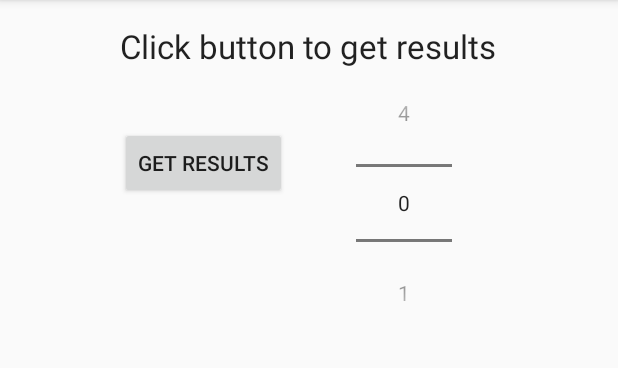
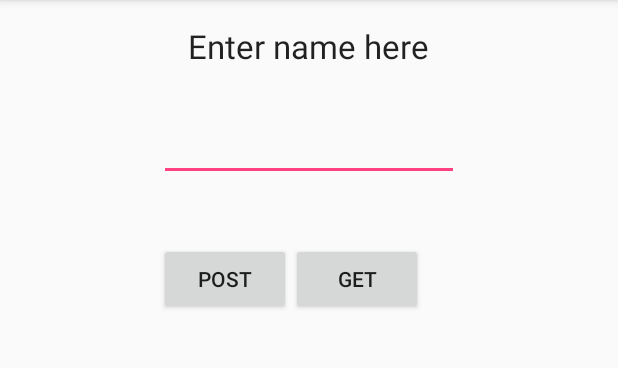
Before and after one commit to smahbod2014/StreetClash, an Android app: the MainActivity screen opened directly, with no data from a screen before it, on a phone screen of 412 x 824 dp, the part 84-452 px from its top. Run offline under Robolectric (Android 15) with nearby library versions, the phone set to English and light mode, and no system bars; our stand-ins replace Volley.

Commit message:
Preparing to merge

```diff
--- a/app/src/main/java/com/cse190sc/streetclash/MainActivity.java
+++ b/app/src/main/java/com/cse190sc/streetclash/MainActivity.java
@@ -1,48 +1,38 @@
 package com.cse190sc.streetclash;
 
-import android.graphics.Color;
 import android.support.v7.app.AppCompatActivity;
 import android.os.Bundle;
+import android.util.Log;
 import android.view.View;
 import android.widget.Button;
-import android.widget.NumberPicker;
-import android.widget.RelativeLayout;
-import android.widget.TextView;
 import android.widget.Toast;
 
 import com.android.volley.Request;
-import com.android.volley.RequestQueue;
 import com.android.volley.Response;
 import com.android.volley.VolleyError;
-import com.android.volley.toolbox.JsonArrayRequest;
 import com.android.volley.toolbox.JsonObjectRequest;
 import com.android.volley.toolbox.Volley;
 
-import org.json.JSONArray;
 import org.json.JSONException;
 import org.json.JSONObject;
 
 public class MainActivity extends AppCompatActivity {
 
-    Button m_ToastButton;
-    TextView m_Display;
-    NumberPicker m_NumberPicker;
+    Button m_PostButton;
+    private static final String TAG = "MainActivity";
+    String URL = "http://52.88.99.161:3000/users";
 
     @Override
     protected void onCreate(Bundle savedInstanceState) {
         super.onCreate(savedInstanceState);
         setContentView(R.layout.activity_main);
 
-        m_ToastButton = (Button) findViewById(R.id.button_toast);
-        m_Display = (TextView) findViewById(R.id.tv_display);
-        m_NumberPicker = (NumberPicker) findViewById(R.id.numberPicker);
-        m_NumberPicker.setMinValue(0);
-        m_NumberPicker.setMaxValue(4);
+        m_PostButton = (Button) findViewById(R.id.btn_post);
     }
 
-    public void toastClicked(View v)
+    public void postClicked(View v)
     {
-        JsonArrayRequest request = new JsonArrayRequest(
+        /*JsonArrayRequest request = new JsonArrayRequest(
                 Request.Method.GET,
                 "http://52.88.99.161:9000/data",
                 null,
@@ -69,21 +59,46 @@ public class MainActivity extends AppCompatActivity {
                 }
         );
 
-        Volley.newRequestQueue(this).add(request);
+        Volley.newRequestQueue(this).add(request);*/
 
-        /*JsonObjectRequest request = new JsonObjectRequest(
+        /**/
+        JSONObject jo = null;
+        try {
+            jo = new JSONObject("{\"first\":\"Donald\", \"last\":\"Trump\"}");
+        }
+        catch (JSONException e) {
+            e.printStackTrace();
+        }
+
+        JsonObjectRequest req = new JsonObjectRequest(Request.Method.POST,
+                URL,
+                jo,
+                new Response.Listener<JSONObject>() {
+                    @Override
+                    public void onResponse(JSONObject response) {
+                        Log.i(TAG, "Got response: " + response.toString());
+                    }
+                },
+                new Response.ErrorListener() {
+                    @Override
+                    public void onErrorResponse(VolleyError error) {
+                        Log.i(TAG, "Error: " + error.getMessage());
+                    }
+                });
+        Volley.newRequestQueue(this).add(req);
+        Toast.makeText(MainActivity.this, "Sent post...", Toast.LENGTH_SHORT).show();
+    }
+
+    public void getClicked(View v) {
+        JsonObjectRequest request = new JsonObjectRequest(
                 Request.Method.GET,
-                "http://52.88.99.161:9000",
+                URL,
                 null,
                 new Response.Listener<JSONObject>() {
                     @Override
                     public void onResponse(JSONObject response) {
                         try {
-                            String body = "";
-                            body += "Name: " + response.getString("name") + "\n";
-                            JSONObject interests = response.getJSONObject("interests");
-                            body += "Night interest: " + interests.getString("night");
-                            m_Display.setText(body);
+                            Log.i(TAG, "Response: " + response.getString("first"));
                         }
                         catch (JSONException e) {
                             e.printStackTrace();
@@ -94,11 +109,11 @@ public class MainActivity extends AppCompatActivity {
                 new Response.ErrorListener() {
                     @Override
                     public void onErrorResponse(VolleyError error) {
-                        m_Display.setText("Error: " + error.getMessage());
+                        Log.i(TAG, "Error: " + error.getMessage());
                     }
                 }
         );
 
-        Volley.newRequestQueue(this).add(request);*/
+        Volley.newRequestQueue(this).add(request);
     }
 }
--- a/app/src/main/res/layout/activity_main.xml
+++ b/app/src/main/res/layout/activity_main.xml
@@ -15,7 +15,7 @@
         android:layout_width="wrap_content"
         android:layout_height="wrap_content"
         android:textAppearance="?android:attr/textAppearanceLarge"
-        android:text="Click button to get results"
+        android:text="Enter name here"
         android:id="@+id/textView"
         android:layout_alignParentTop="true"
         android:layout_centerHorizontal="true"/>
@@ -23,29 +23,29 @@
     <Button
         android:layout_width="wrap_content"
         android:layout_height="wrap_content"
-        android:text="Get results"
-        android:id="@+id/button_toast"
-        android:onClick="toastClicked"
-        android:layout_marginTop="39dp"
-        android:layout_below="@+id/textView"
-        android:layout_alignStart="@+id/textView"/>
+        android:text="Post"
+        android:id="@+id/btn_post"
+        android:onClick="postClicked"
+        android:layout_marginTop="41dp"
+        android:layout_below="@+id/et_first"
+        android:layout_alignStart="@+id/et_first"/>
 
-    <TextView
+    <EditText
         android:layout_width="wrap_content"
         android:layout_height="wrap_content"
-        android:textAppearance="?android:attr/textAppearanceLarge"
-        android:id="@+id/tv_display"
-        android:layout_alignParentStart="true"
-        android:layout_alignParentBottom="true"
-        android:layout_alignParentEnd="true"
-        android:layout_below="@+id/numberPicker"/>
+        android:id="@+id/et_first"
+        android:layout_marginTop="30dp"
+        android:width="200dp"
+        android:layout_below="@+id/textView"
+        android:layout_centerHorizontal="true"/>
 
-    <NumberPicker
+    <Button
         android:layout_width="wrap_content"
         android:layout_height="wrap_content"
-        android:id="@+id/numberPicker"
-        android:layout_marginEnd="30dp"
-        android:layout_below="@+id/textView"
-        android:layout_alignEnd="@+id/textView"/>
+        android:text="Get"
+        android:id="@+id/btn_get"
+        android:layout_alignTop="@+id/btn_post"
+        android:layout_toEndOf="@+id/btn_post"
+        android:onClick="getClicked"/>
 
 </RelativeLayout>
```
